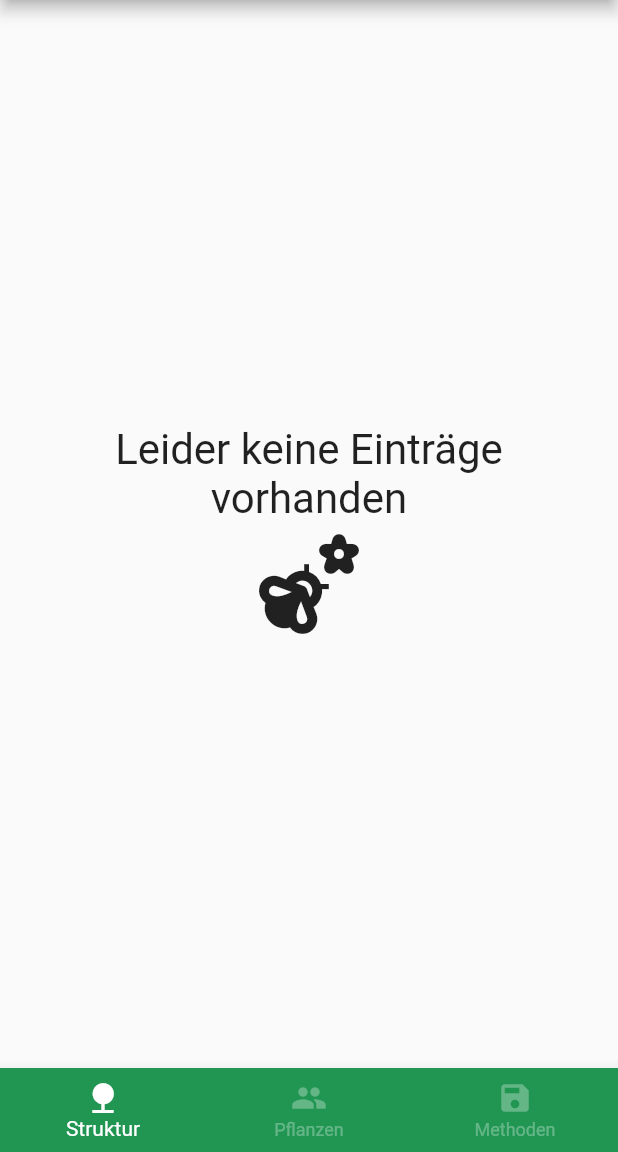
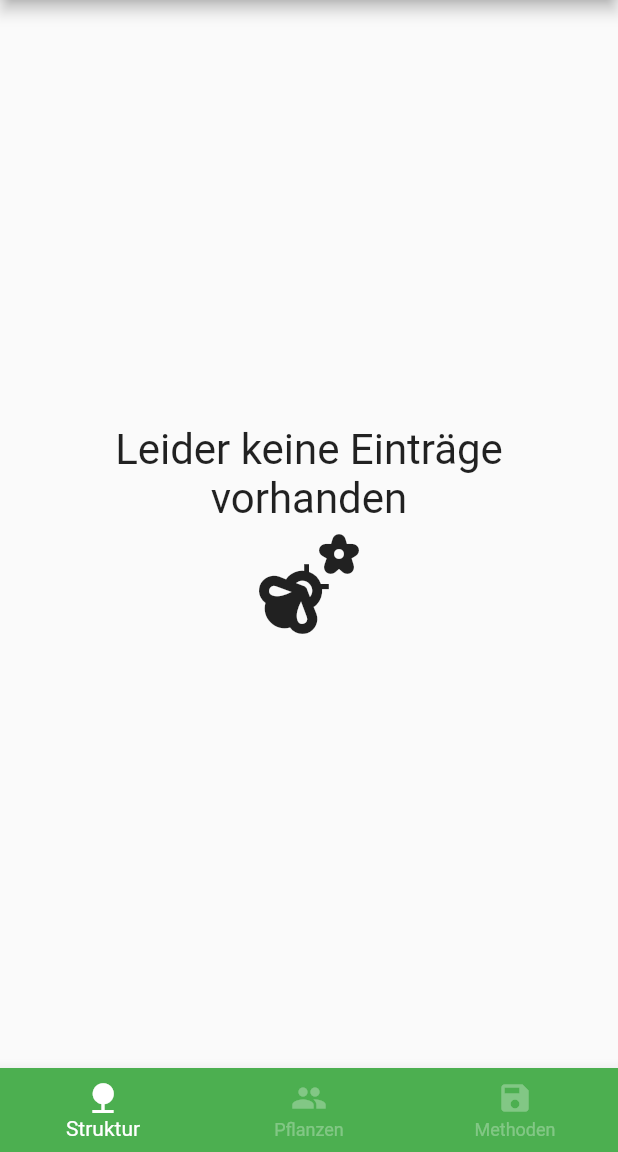
Before and after one commit to thierrypascal/better_gardens, a Flutter app: the InventarPage screen opened directly, on a phone screen of 412 x 824 dp, the part 84-1236 px from its top. Run offline on Flutter 3.47's test engine with Material 2 defaults, Android fonts, the phone set to English and light mode, and no system bars; our stand-ins replace cloud_firestore, firebase_core, geocoding, google_maps_flutter, material_design_icons_flutter; accounts and stored records are empty.

Commit message:
centralize color theme

```diff
--- a/lib/main.dart
+++ b/lib/main.dart
@@ -27,6 +27,11 @@ class MyApp extends StatelessWidget {
             theme: ThemeData(
               // This is the theme of your application.
               primarySwatch: Colors.green,
+              disabledColor: const Color.fromRGBO(255, 255, 255, 0.3),
+
+
+
+
 
               // This makes the visual density adapt to the platform that you run
               // the app on. For desktop platforms, the controls will be smaller and
--- a/lib/screens/inventar_page/inventar_page.dart
+++ b/lib/screens/inventar_page/inventar_page.dart
@@ -47,9 +47,9 @@ class _InventarPageState extends State<InventarPage> {
         ],
         onTap: _onTap,
         currentIndex: _currentPage,
-        backgroundColor: const Color.fromRGBO(33, 150, 83, 1),
-        selectedItemColor: const Color.fromRGBO(255, 255, 255, 1),
-        unselectedItemColor: const Color.fromRGBO(255, 255, 255, 0.3),
+        backgroundColor: Theme.of(context).colorScheme.primary,
+        selectedItemColor: Theme.of(context).colorScheme.onPrimary,
+        unselectedItemColor: Theme.of(context).disabledColor,
       ),
     );
   }
--- a/lib/screens/map_page/maps_page.dart
+++ b/lib/screens/map_page/maps_page.dart
@@ -59,7 +59,7 @@ class _MapsPageState extends State<MapsPage> {
           _navigateAddMapIcon(context)    //opens selection page
           .then(onGoBack);
         },
-        backgroundColor: Colors.green,
+        backgroundColor: Theme.of(context).colorScheme.primary,
         child: const Icon(Icons.add),
       ),
     );
--- a/lib/screens/my_garden_page/my_garden_page.dart
+++ b/lib/screens/my_garden_page/my_garden_page.dart
@@ -67,7 +67,7 @@ Widget _buildBody(BuildContext context, List<DocumentSnapshot> snapshot) {
                 softWrap: true,
                 textScaleFactor: 2,
                 style:
-                    const TextStyle(color: Color.fromRGBO(255, 255, 255, 0.8)),
+                    const TextStyle(color: Color.fromRGBO(255, 255, 255, 0.8)), //TODO Color might depend on the kind of picture, thus maybe not the best idea
               ),
             ),
           ],
```
